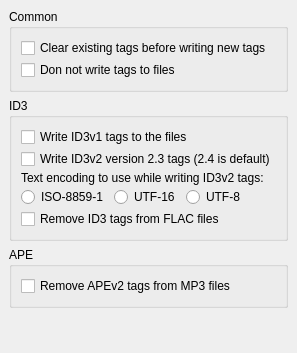
This is ui/options_tags.ui in metabrainz/picard as Qt 5 draws it before an edit. The edited form follows.
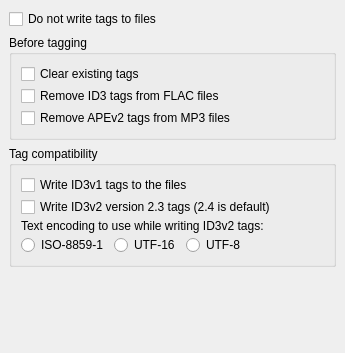
This is the edited form.

Commit message: reordering of tag dialog

What changed in the file:
```diff
--- a/ui/options_tags.ui
+++ b/ui/options_tags.ui
@@ -5,7 +5,7 @@
    <rect>
     <x>0</x>
     <y>0</y>
-    <width>292</width>
+    <width>345</width>
     <height>353</height>
    </rect>
   </property>
@@ -16,10 +16,20 @@
    <property name="spacing" >
     <number>6</number>
    </property>
+   <property name="margin" >
+    <number>9</number>
+   </property>
+   <item>
+    <widget class="QCheckBox" name="dont_write_tags" >
+     <property name="text" >
+      <string>Do not write tags to files</string>
+     </property>
+    </widget>
+   </item>
    <item>
     <widget class="QGroupBox" name="rename_files" >
      <property name="title" >
-      <string>Common</string>
+      <string>Before tagging</string>
      </property>
      <layout class="QVBoxLayout" >
       <property name="margin" >
@@ -31,14 +41,21 @@
       <item>
        <widget class="QCheckBox" name="clear_existing_tags" >
         <property name="text" >
-         <string>Clear existing tags before writing new tags</string>
+         <string>Clear existing tags</string>
         </property>
        </widget>
       </item>
       <item>
-       <widget class="QCheckBox" name="dont_write_tags" >
+       <widget class="QCheckBox" name="remove_id3_from_flac" >
         <property name="text" >
-         <string>Don not write tags to files</string>
+         <string>Remove ID3 tags from FLAC files</string>
+        </property>
+       </widget>
+      </item>
+      <item>
+       <widget class="QCheckBox" name="remove_ape_from_mp3" >
+        <property name="text" >
+         <string>Remove APEv2 tags from MP3 files</string>
         </property>
        </widget>
       </item>
@@ -48,7 +65,7 @@
    <item>
     <widget class="QGroupBox" name="rename_files_2" >
      <property name="title" >
-      <string>ID3</string>
+      <string>Tag compatibility</string>
      </property>
      <layout class="QVBoxLayout" >
       <property name="margin" >
@@ -122,35 +139,6 @@
         </item>
        </layout>
       </item>
-      <item>
-       <widget class="QCheckBox" name="remove_id3_from_flac" >
-        <property name="text" >
-         <string>Remove ID3 tags from FLAC files</string>
-        </property>
-       </widget>
-      </item>
-     </layout>
-    </widget>
-   </item>
-   <item>
-    <widget class="QGroupBox" name="rename_files_3" >
-     <property name="title" >
-      <string>APE</string>
-     </property>
-     <layout class="QVBoxLayout" >
-      <property name="margin" >
-       <number>9</number>
-      </property>
-      <property name="spacing" >
-       <number>2</number>
-      </property>
-      <item>
-       <widget class="QCheckBox" name="remove_ape_from_mp3" >
-        <property name="text" >
-         <string>Remove APEv2 tags from MP3 files</string>
-        </property>
-       </widget>
-      </item>
      </layout>
     </widget>
    </item>
```
Left out of the diff: 25 changed lines with no effect on the pictures. The commit also changes 1 other file.
